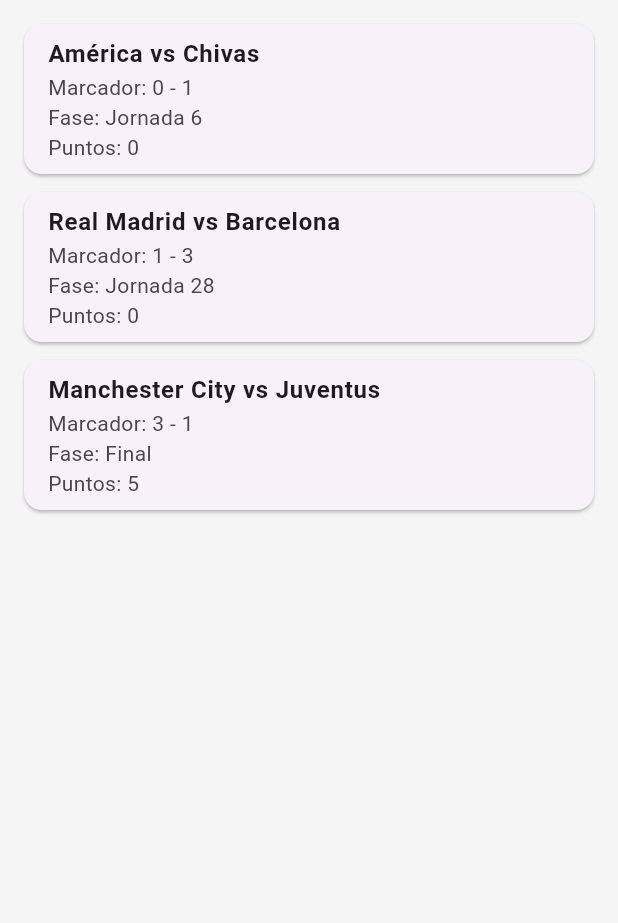
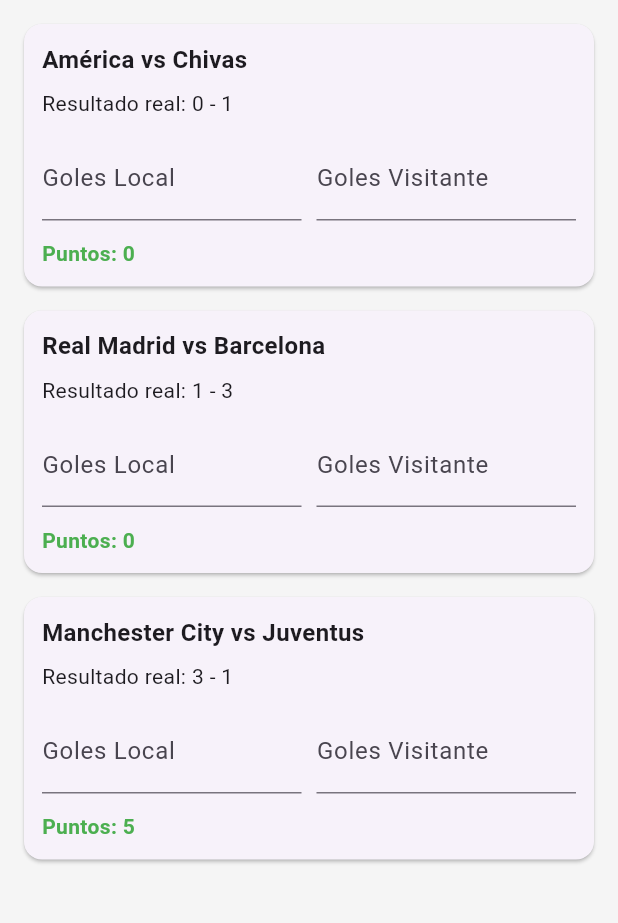
Before and after one commit to Leonnomar/pronosbrous-app, a Flutter app: the screen it shows after launch, on a phone screen of 412 x 824 dp, the part 84-1007 px from its top. Run offline on Flutter 3.47's test engine with Material 3 defaults, Android fonts, the phone set to English and light mode, and no system bars.

Commit message:
Añadiendo inputs para pronósticar el partido

```diff
--- a/lib/main.dart
+++ b/lib/main.dart
@@ -101,16 +101,82 @@
           final partido = partidos[index];
 
           return Card(
-            margin: const EdgeInsets.only(bottom: 12),
-            child: ListTile(
-              title: Text(
-                "${partido.equipoLocal} vs ${partido.equipoVisitante}",
-                style: const TextStyle(fontWeight: FontWeight.bold),
-              ),
-              subtitle: Text(
-                "Marcador: ${partido.golesLocal} - ${partido.golesVisitante}\n"
-                "Fase: ${partido.fase}\n"
-                "Puntos: ${calcularPuntos(index)}",
+            margin: const EdgeInsets.only(bottom: 16),
+            child: Padding(
+              padding: const EdgeInsets.all(12),
+              child: Column(
+                crossAxisAlignment: CrossAxisAlignment.start,
+                children: [
+                  Text(
+                    "${partido.equipoLocal} vs ${partido.equipoVisitante}",
+                    style: const TextStyle(
+                      fontWeight: FontWeight.bold,
+                      fontSize: 16
+                    ),
+                  ),
+
+                  const SizedBox(height: 8),
+
+                  Text("Resultado real: ${partido.golesLocal} - ${partido.golesVisitante}"),
+
+                  const SizedBox(height: 12),
+
+                  Row(
+                    children: [
+                      Expanded(
+                        child: TextField(
+                          keyboardType: TextInputType.number,
+                          decoration: const InputDecoration(
+                            labelText: "Goles Local",
+                          ),
+                          onChanged: (value) {
+                            final golesLocal = int.tryParse(value) ?? 0;
+                            final actual = predicciones[index];
+
+                            setState(() {
+                              predicciones[index] = Prediccion(
+                                golesLocal: golesLocal,
+                                golesVisitante: actual?.golesVisitante ?? 0,
+                              );
+                            });
+                          },
+                        ),
+                      ),
+
+                      const SizedBox(width: 10),
+
+                      Expanded(
+                        child: TextField(
+                          keyboardType: TextInputType.number,
+                          decoration: const InputDecoration(
+                            labelText: "Goles Visitante",
+                          ),
+                          onChanged: (value) {
+                            final golesVisitante = int.tryParse(value) ?? 0;
+                            final actual = predicciones[index];
+
+                            setState(() {
+                              predicciones[index] = Prediccion(
+                                golesLocal: actual?.golesLocal ?? 0,
+                                golesVisitante: golesVisitante,
+                              );
+                            });
+                          },
+                        ),
+                      ),
+                    ],
+                  ),
+
+                  const SizedBox(height: 12),
+
+                  Text(
+                    "Puntos: ${calcularPuntos(index)}",
+                    style: const TextStyle(
+                      fontWeight: FontWeight.bold,
+                      color: Colors.green,
+                    ),
+                  ),
+                ],
               ),
             ),
           );
```
